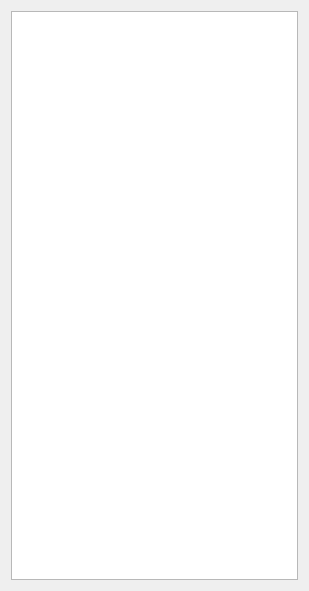
First picture: the form in main-widget.ui, repository KDE/ktp-contact-list, before the edit.
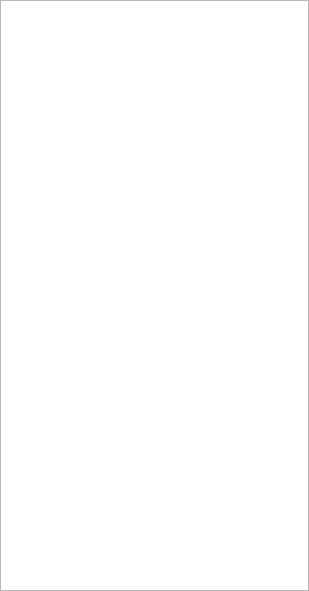
Second picture: the form after the edit.

Commit message:
No margins please.
Looks a bit nicer. Maybe I'll add a tiny smidge of margin back later. (and yes, i know, it's only a prototype)

Diff of the .ui file:
```diff
--- a/main-widget.ui
+++ b/main-widget.ui
@@ -14,6 +14,9 @@
    <string>Telepathy Contact List Prototype</string>
   </property>
   <layout class="QVBoxLayout" name="verticalLayout">
+   <property name="margin">
+    <number>0</number>
+   </property>
    <item>
     <widget class="QTreeView" name="m_contactsListView"/>
    </item>
```
